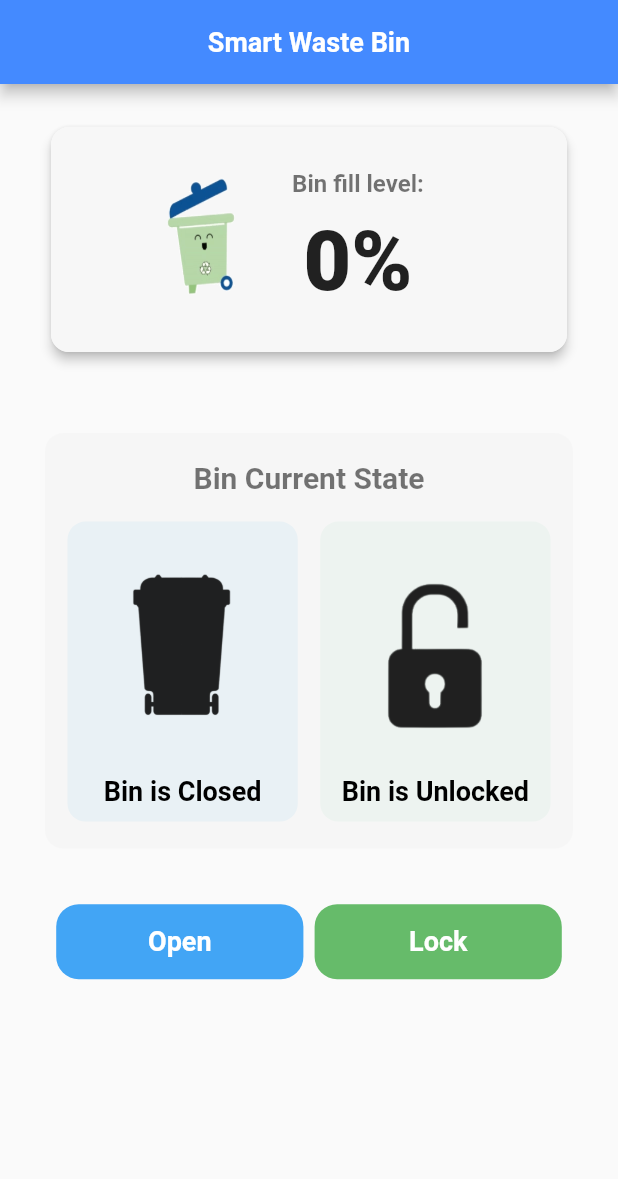
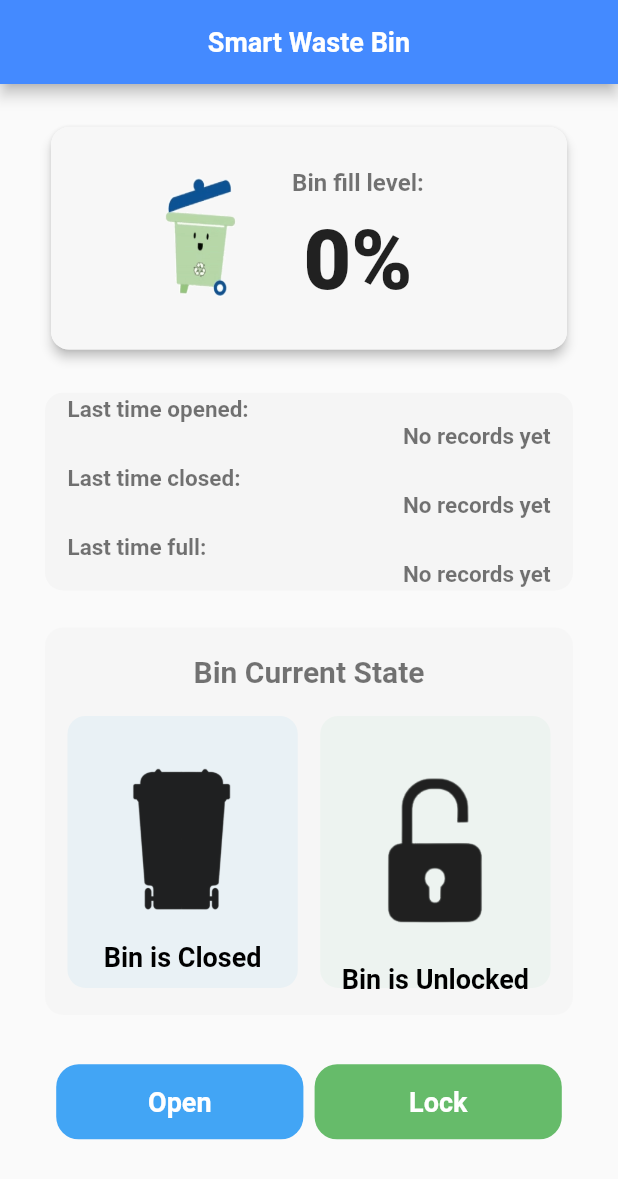
Before and after one commit to Enisco/smart_bin_advanced, a Flutter app: the screen it shows after launch, on a phone screen of 412 x 824 dp. Shown: the top 1179 px of the screen. Run offline on Flutter 3.47's test engine with Material 2 defaults, Android fonts, the phone set to English and light mode, and no system bars; our stand-ins replace flutter_local_notifications, get; missing offline and left inert: flutter_background, mqtt_client.

Commit message:
custom view implementation

```diff
--- a/lib/presentation/controller.dart
+++ b/lib/presentation/controller.dart
@@ -3,6 +3,7 @@
 import 'dart:async';
 import 'dart:io';
 import 'package:get/get.dart';
+import 'package:intl/intl.dart';
 import 'package:mqtt_client/mqtt_client.dart';
 import 'package:mqtt_client/mqtt_server_client.dart';
 import 'package:smart_bin_advanced/services/local_notif_services.dart';
@@ -15,6 +16,15 @@ class SmartWasteBinController extends GetxController {
   int percentageVal = 0;
   bool locked = false;
   bool open = false;
+  String? lastTimeOpened, lastTimeClosed, lastTimeFull;
+
+  String getLastTime() {
+    DateTime now = DateTime.now();
+    String lastTime =
+        "${DateFormat.yMMMEd().format(now)} ${DateFormat.jm().format(DateTime.now())}";
+    print(lastTime);
+    return lastTime;
+  }
 
   /// MQTT EMQX Credentials
   final client =
@@ -88,9 +98,15 @@ class SmartWasteBinController extends GetxController {
             print("bin is now unlocked: locked = $locked");
           } else if (receivedMessage.contains('o')) {
             open = true;
+            lastTimeOpened = getLastTime();
+            print("lastTimeOpened: $lastTimeOpened");
+            update();
             print("bin is now open: open = $open");
           } else if (receivedMessage.contains('c')) {
             open = false;
+            lastTimeClosed = getLastTime();
+            print("lastTimeClosed: $lastTimeClosed");
+            update();
             print("bin is now closed: open = $open");
           } else {
             try {
@@ -102,6 +118,9 @@ class SmartWasteBinController extends GetxController {
 
           if (percentageVal > 90) {
             localNotificationServices.showNotification(percentageVal);
+            lastTimeFull = getLastTime();
+            print("lastTimeFull: $lastTimeFull");
+            update();
             print('Full: $percentageVal is greater than 90%');
           } else {
             print('$percentageVal is less than 90');
--- a/lib/presentation/view.dart
+++ b/lib/presentation/view.dart
@@ -1,5 +1,5 @@
 // ignore_for_file: depend_on_referenced_packages
-
+//  (size.height - (size.height * 0.81) ) / 2
 import 'package:flutter/material.dart';
 import 'package:get/get.dart';
 import 'package:smart_bin_advanced/presentation/controller.dart';
@@ -57,7 +57,7 @@ class _SmartWasteBinPageViewState extends State<SmartWasteBinPageView> {
                   ),
                   child: Container(
                     width: size.width,
-                    height: 150,
+                    height: size.height * 0.18,
                     decoration: BoxDecoration(
                       color: Colors.grey[100]?.withOpacity(0.8),
                       borderRadius: const BorderRadius.all(Radius.circular(12)),
@@ -106,7 +106,105 @@ class _SmartWasteBinPageViewState extends State<SmartWasteBinPageView> {
                     ),
                   ),
                 ),
-                const SizedBox(height: 50),
+                SizedBox(height: size.height * 0.03),
+                // Last activity box
+                Container(
+                  padding: const EdgeInsets.symmetric(horizontal: 15),
+                  height: size.height - (size.height * 0.84),
+                  width: size.width,
+                  decoration: BoxDecoration(
+                    color: Colors.grey[100],
+                    borderRadius: const BorderRadius.all(Radius.circular(12)),
+                  ),
+                  child: Column(
+                    mainAxisAlignment: MainAxisAlignment.center,
+                    children: [
+                      // Last time opened
+                      Row(
+                        children: const [
+                          Text(
+                            'Last time opened:',
+                            style: TextStyle(
+                                fontSize: 15,
+                                fontWeight: FontWeight.w600,
+                                color: Colors.black54),
+                          ),
+                        ],
+                      ),
+                      Row(
+                        mainAxisAlignment: MainAxisAlignment.end,
+                        children: [
+                          Text(
+                            controller.lastTimeOpened ?? "No records yet",
+                            style: TextStyle(
+                                fontSize: 15,
+                                fontWeight: FontWeight.w600,
+                                color: controller.lastTimeOpened == null
+                                    ? Colors.black54
+                                    : Colors.black87),
+                          ),
+                        ],
+                      ),
+                      const SizedBox(height: 10),
+
+                      // Last time closed
+                      Row(
+                        children: const [
+                          Text(
+                            'Last time closed:',
+                            style: TextStyle(
+                                fontSize: 15,
+                                fontWeight: FontWeight.w600,
+                                color: Colors.black54),
+                          ),
+                        ],
+                      ),
+                      Row(
+                        mainAxisAlignment: MainAxisAlignment.end,
+                        children: [
+                          Text(
+                            controller.lastTimeClosed ?? "No records yet",
+                            style: TextStyle(
+                                fontSize: 15,
+                                fontWeight: FontWeight.w600,
+                                color: controller.lastTimeClosed == null
+                                    ? Colors.black54
+                                    : Colors.black87),
+                          ),
+                        ],
+                      ),
+                      const SizedBox(height: 10),
+
+                      // Last time full
+                      Row(
+                        children: const [
+                          Text(
+                            'Last time full:',
+                            style: TextStyle(
+                                fontSize: 15,
+                                fontWeight: FontWeight.w600,
+                                color: Colors.black54),
+                          ),
+                        ],
+                      ),
+                      Row(
+                        mainAxisAlignment: MainAxisAlignment.end,
+                        children: [
+                          Text(
+                            controller.lastTimeFull ?? "No records yet",
+                            style: TextStyle(
+                                fontSize: 15,
+                                fontWeight: FontWeight.w600,
+                                color: controller.lastTimeFull == null
+                                    ? Colors.black54
+                                    : Colors.black87),
+                          ),
+                        ],
+                      ),
+                    ],
+                  ),
+                ),
+                SizedBox(height: size.height * 0.03),
                 Container(
                   padding:
                       const EdgeInsets.symmetric(horizontal: 15, vertical: 18),
@@ -133,7 +231,8 @@ class _SmartWasteBinPageViewState extends State<SmartWasteBinPageView> {
                             child: Container(
                               padding: EdgeInsets.only(
                                   bottom: 10, top: controller.open ? 12 : 12),
-                              height: 200,
+                              // height: 200,
+                              height: size.height * 0.22,
                               decoration: const BoxDecoration(
                                 color: Color.fromRGBO(24, 160, 221, 0.06),
                                 borderRadius:
@@ -177,7 +276,8 @@ class _SmartWasteBinPageViewState extends State<SmartWasteBinPageView> {
                           Expanded(
                             child: Container(
                               padding: const EdgeInsets.only(bottom: 10),
-                              height: 200,
+                              // height: 200,
+                              height: size.height * 0.22,
                               decoration: const BoxDecoration(
                                 color: Color.fromRGBO(64, 190, 121, 0.05),
                                 borderRadius:
@@ -222,14 +322,14 @@ class _SmartWasteBinPageViewState extends State<SmartWasteBinPageView> {
                     ],
                   ),
                 ),
-                SizedBox(height: size.height * 0.045),
+                SizedBox(height: size.height * 0.04),
                 Row(
                   mainAxisAlignment: MainAxisAlignment.spaceEvenly,
                   children: [
                     TextButton(
                       onPressed: () {
                         print('Custom Button pressed');
-                        controller.mqttPublish(controller.locked ? "2" : "1");
+                        controller.mqttPublish(controller.open ? "2" : "1");
                       },
                       style: TextButton.styleFrom(
                         backgroundColor: controller.open
@@ -275,7 +375,8 @@ class _SmartWasteBinPageViewState extends State<SmartWasteBinPageView> {
                       ),
                     ),
                   ],
-                )
+                ),
+                SizedBox(height: size.height * 0.03),
               ],
             ),
           );
--- a/lib/services/local_notif_services.dart
+++ b/lib/services/local_notif_services.dart
@@ -42,7 +42,7 @@ class LocalNotificationServices {
     NotificationDetails notificationDetails =
         NotificationDetails(android: androidNotificationDetails);
     await flutterLocalNotificationsPlugin.show(
-        0, 'Warning!', 'Soil Moisture is low: $val', notificationDetails,
+        0, 'Warning!', 'Waste bin is full: $val', notificationDetails,
         payload: '');
   }
 }
--- a/pubspec.yaml
+++ b/pubspec.yaml
@@ -17,6 +17,7 @@ dependencies:
   flutter_local_notifications: ^13.0.0
   flutter_background: ^1.2.0
   mqtt_client: ^9.7.4
+  intl: ^0.18.0
 
 dev_dependencies:
   flutter_test:
```
Also changed, not shown: pubspec.lock.
